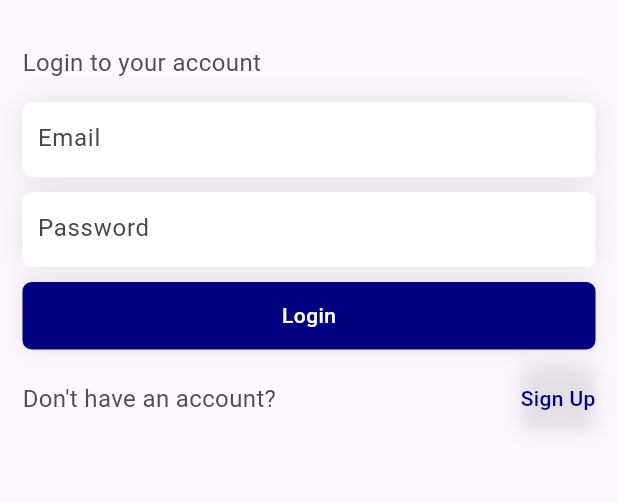
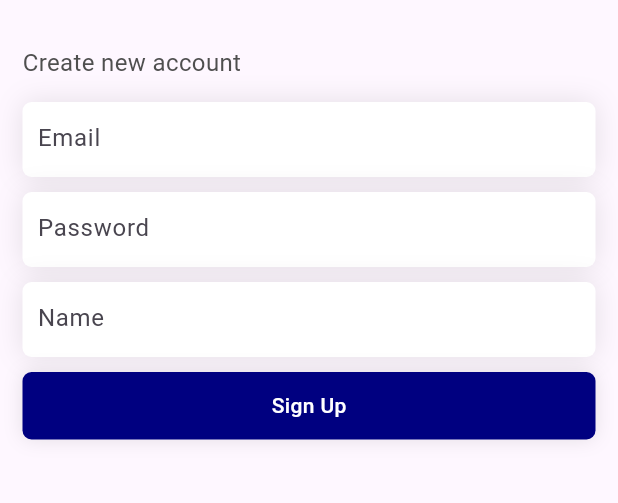
Before and after one commit to GRIP-fighting/grip-frontend, a Flutter app: the screen it shows after launch, after a tap on "Sign Up", on a phone screen of 412 x 824 dp, the part 120-623 px from its top. Run offline on Flutter 3.47's test engine with Material 3 defaults, Android fonts, the phone set to English and light mode, and no system bars; our stand-ins replace fluttertoast, get, hexcolor; network calls fail.

Commit message:
login / signup

```diff
--- /dev/null
+++ b/lib/screens/login/login.dart
@@ -0,0 +1,87 @@
+import 'package:flutter/material.dart';
+import 'package:madcamp_week4/utils/global_colors.dart';
+import 'package:madcamp_week4/widgets/global_button.dart';
+import 'package:madcamp_week4/widgets/global_text_form.dart';
+
+
+class LoginView extends StatelessWidget{
+  LoginView({Key? key}) : super(key: key);
+  final TextEditingController emailController = TextEditingController();
+  final TextEditingController passwordController = TextEditingController();
+
+  String get emailText => emailController.text;
+  String get passwordText => passwordController.text;
+
+  @override
+  Widget build(BuildContext context) {
+    return Scaffold(
+      body: SingleChildScrollView(
+        child: SafeArea(
+          child: Container(
+            width: double. infinity,
+            padding: const EdgeInsets.all(15.0),
+            child: Column(
+              crossAxisAlignment: CrossAxisAlignment.start,
+              children: [
+                const SizedBox(height: 15),
+                Container(
+                  alignment: Alignment.center,
+                  child: Text(
+                    'Grip!',
+                    style: TextStyle(
+                      color: GlobalColors.mainColor,
+                      fontSize: 35,
+                      fontWeight: FontWeight.bold,
+                    ),
+                  ),
+                ),
+                const SizedBox(height: 30),
+                Text(
+                    'Login to your account',
+                  style: TextStyle(
+                    color: GlobalColors.textColor,
+                    fontSize: 16,
+                    fontWeight: FontWeight.w400,
+                  ),
+                ),
+                const SizedBox(height: 15),
+                // Email input
+                GlobalTextForm(
+                    controller: emailController,
+                    text: 'Email',
+                    obscure: false,
+                  textInputType: TextInputType.emailAddress,
+                ),
+                const SizedBox(height: 10,),
+                // Password input
+                GlobalTextForm(
+                    controller: passwordController,
+                    text: 'Password',
+                    textInputType: TextInputType.text,
+                    obscure: true,
+                ),
+                const SizedBox(height: 10,),
+                LoginButton(getEmail: () => emailText, getPassword: () => passwordText),
+                const SizedBox(height: 10,),
+                Row(
+                  mainAxisAlignment: MainAxisAlignment.spaceBetween,
+                  children: [
+                    Text(
+                      'Don\'t have an account?',
+                      style: TextStyle(
+                        color: GlobalColors.textColor,
+                        fontSize: 16,
+                        fontWeight: FontWeight.w400,
+                      ),
+                    ),
+                    GoToSignupButton(),
+                  ],
+                ),
+              ],
+            ),
+          ),
+        ),
+      ),
+    );
+  }
+}
--- a/lib/screens/login.dart
+++ b/lib/screens/login/signup.dart
@@ -1,12 +1,18 @@
 import 'package:flutter/material.dart';
-import 'package:madcamp_week4/utils/global_colors.dart';
 import 'package:madcamp_week4/widgets/global_button.dart';
-import 'package:madcamp_week4/widgets/global_text_form.dart';
+import '../../utils/global_colors.dart';
+import '../../widgets/global_text_form.dart';
 
-class LoginView extends StatelessWidget{
-  LoginView({Key? key}) : super(key: key);
-  final TextEditingController emailController = TextEditingController();
-  final TextEditingController passwordController = TextEditingController();
+class Signup extends StatelessWidget{
+  Signup({Key? key}) : super(key: key);
+
+  final TextEditingController newEmailController = TextEditingController();
+  final TextEditingController newPasswordController = TextEditingController();
+  final TextEditingController newNameController = TextEditingController();
+
+  String get emailText => newEmailController.text;
+  String get passwordText => newPasswordController.text;
+  String get nameText => newNameController.text;
 
   @override
   Widget build(BuildContext context) {
@@ -33,7 +39,7 @@ class LoginView extends StatelessWidget{
                 ),
                 const SizedBox(height: 30),
                 Text(
-                    'Login to your account',
+                  'Create new account',
                   style: TextStyle(
                     color: GlobalColors.textColor,
                     fontSize: 16,
@@ -43,37 +49,30 @@ class LoginView extends StatelessWidget{
                 const SizedBox(height: 15),
                 // Email input
                 GlobalTextForm(
-                    controller: emailController,
-                    text: 'Email',
-                    obscure: false,
+                  controller: newEmailController,
+                  text: 'Email',
+                  obscure: false,
                   textInputType: TextInputType.emailAddress,
                 ),
                 const SizedBox(height: 10,),
                 // Password input
                 GlobalTextForm(
-                    controller: passwordController,
-                    text: 'Password',
-                    textInputType: TextInputType.text,
-                    obscure: true,
+                  controller: newPasswordController,
+                  text: 'Password',
+                  textInputType: TextInputType.text,
+                  obscure: false,
                 ),
-                const SizedBox(height: 10,),
-                const LoginButton(),
-                const SizedBox(height: 10,),
-                Row(
-                  mainAxisAlignment: MainAxisAlignment.spaceBetween,
-                  children: [
-                    Text(
-                      'Don\'t have an account?',
-                      style: TextStyle(
-                        color: GlobalColors.textColor,
-                        fontSize: 16,
-                        fontWeight: FontWeight.w400,
-                      ),
-                    ),
-                    const SignupButton(),
-                  ],
+                const SizedBox(height: 10),
+                // Name input
+                GlobalTextForm(
+                  controller: newNameController,
+                  text: 'Name',
+                  textInputType: TextInputType.text,
+                  obscure: false,
                 ),
-              ],
+                const SizedBox(height: 10),
+                SignupButton(getName: () => nameText, getEmail: () => emailText, getPassword: () => passwordText, role: 0),
+              ]
             ),
           ),
         ),
--- a/lib/screens/splash_view.dart
+++ b/lib/screens/splash_view.dart
@@ -2,7 +2,7 @@ import 'dart:async';
 import 'package:flutter/material.dart';
 import 'package:get/get.dart';
 import 'package:get/get_core/src/get_main.dart';
-import 'package:madcamp_week4/screens/login.dart';
+import 'package:madcamp_week4/screens/login/login.dart';
 import 'package:madcamp_week4/utils/global_colors.dart';
 
 class SplashView extends StatelessWidget{
@@ -11,7 +11,7 @@ class SplashView extends StatelessWidget{
   @override
   Widget build(BuildContext context) {
     Timer(const Duration(seconds: 2), (){
-      Get.to(LoginView());
+      Get.to(() => LoginView());
     });
     return Scaffold(
       backgroundColor: GlobalColors.mainColor,
--- a/lib/widgets/global_button.dart
+++ b/lib/widgets/global_button.dart
@@ -1,14 +1,35 @@
+import 'dart:convert';
+import 'package:get/get.dart';
+import 'package:get/get_core/src/get_main.dart';
+import 'package:http/http.dart' as http;
 import 'package:flutter/material.dart';
+import 'package:madcamp_week4/screens/login/login.dart';
+import 'package:madcamp_week4/screens/login/signup.dart';
+import 'package:madcamp_week4/screens/profile.dart';
 import 'package:madcamp_week4/utils/global_colors.dart';
+import 'package:fluttertoast/fluttertoast.dart';
 
+// login
 class LoginButton extends StatelessWidget{
-  const LoginButton({Key? key}) : super(key: key);
+  const LoginButton({Key? key, required this.getEmail, required this.getPassword, }) : super(key: key);
+  final Function() getEmail;
+  final Function() getPassword;
 
   @override
   Widget build(BuildContext context) {
     return InkWell(
-      onTap: (){
-        print('Login');
+      onTap: () async {
+        String email = getEmail();
+        String password = getPassword();
+        bool isSuccess;
+
+        isSuccess = await sendLoginData(email, password);
+        if(isSuccess){
+          Get.to(() => ProfileView());
+        }
+        else{
+          showToast();
+        }
       },
       child: Container(
         alignment: Alignment.center,
@@ -34,18 +55,47 @@ class LoginButton extends StatelessWidget{
     );
   }
 
+  Future<bool> sendLoginData(String email, String password) async{
+    dynamic data = {'email': email, 'password': password, };
+    String jsonString = jsonEncode(data);
+    print('Login Data: $jsonString');
+    try {
+      final response = await http.post(Uri.parse('http://143.248.225.53:8000/api/users/login'),
+          headers: {"Content-Type": "application/json"}, body: jsonString);
+      print("Response status code: ${response.statusCode}");
+      print("Response body: ${response.body}");
 
+      // check whether login successed
+      if (response.statusCode == 200) {
+        dynamic responseBody = jsonDecode(response.body);
+        return responseBody['loginSuccess'] ?? false;
+      } else {
+        return false;
+      }
+    } catch (e) {
+      print("Error: $e");
+      return false;
+    }
+  }
+
+  // show toast when login failed
+  void showToast(){
+    Fluttertoast.showToast(
+      msg: 'login failed',
+    );
+  }
 }
 
-class SignupButton extends StatelessWidget{
-  const SignupButton({Key? key}) : super(key: key);
+// navigate to signup page
+class GoToSignupButton extends StatelessWidget{
+  const GoToSignupButton({Key? key}) : super(key: key);
 
   @override
   Widget build(BuildContext context) {
     return InkWell(
       splashColor: Colors.transparent,
       onTap: (){
-        print('Sign up');
+        Get.to(() => Signup());
       },
       child: Container(
         alignment: Alignment.center,
@@ -70,6 +120,102 @@ class SignupButton extends StatelessWidget{
       ),
     );
   }
+}
 
+// register
+class SignupButton extends StatelessWidget{
+  const SignupButton({Key? key, required this.getName, required this.getEmail, required this.getPassword, required this.role}) : super(key: key);
+  final Function() getEmail;
+  final Function() getPassword;
+  final Function() getName;
+  final int role;
+
+  @override
+  Widget build(BuildContext context) {
+    bool isSuccess;
+
+    return InkWell(
+      splashColor: Colors.transparent,
+      onTap: () async {
+        String name = getName();
+        String email = getEmail();
+        String password = getPassword();
+
+        isSuccess = await sendSignupData(name, email, password, role);
+        if(isSuccess){
+          showToast('Signup Successed!');
+          Get.to(() => LoginView());
+        }
+        else{
+          // showToast('Signup Failed');
+          // exception
+          if(password.length < 5){
+            showToast('Signup Failed: Password must be longer than 5.');
+          }
+          else if(!isValidEmail(email)){
+            showToast('Signup Failed: Invalid email format.');
+          }
+        }
+      },
+      child: Container(
+        alignment: Alignment.center,
+        height: 45,
+        decoration: BoxDecoration(
+          color: GlobalColors.mainColor,
+          borderRadius: BorderRadius.circular(6),
+          boxShadow: [
+            BoxShadow(
+              color: Colors.black.withOpacity(0.1),
+              blurRadius: 10,
+            ),
+          ],
+        ),
+        child: Text(
+          'Sign Up',
+          style: TextStyle(
+            color: Colors.white,
+            fontWeight: FontWeight.w500,
+          ),
+        ),
+      ),
+    );
+  }
+
+  Future<bool> sendSignupData(String name, String email, String password, int role,) async{
+    dynamic data = {'name': name, 'email': email, 'password': password, 'role': role};
+    String jsonString = jsonEncode(data);
+    print('signup data: $jsonString');
+    try {
+      final response = await http.post(Uri.parse('http://143.248.225.53:8000/api/users/register'),
+          headers: {"Content-Type": "application/json"}, body: jsonString);
+      print("Response status code: ${response.statusCode}");
+      print("Response body: ${response.body}");
+
+      // check whether signup successed
+      if (response.statusCode == 200) {
+        dynamic responseBody = jsonDecode(response.body);
+        return responseBody['success'] ?? false;
+      } else {
+        return false;
+      }
+    } catch (e) {
+      print("Error: $e");
+      return false;
+    }
+  }
+
+  void showToast(String msg){
+    Fluttertoast.showToast(
+      msg: msg,
+    );
+  }
+
+  bool isValidEmail(String email) {
+    final RegExp emailRegex = RegExp(
+      r'^[\w-]+(\.[\w-]+)*@([a-zA-Z0-9-]+\.)+[a-zA-Z]{2,7}$',
+    );
+
+    return emailRegex.hasMatch(email);
+  }
 
 }
--- a/lib/widgets/global_text_form.dart
+++ b/lib/widgets/global_text_form.dart
@@ -1,5 +1,4 @@
 import 'package:flutter/material.dart';
-import 'package:flutter/services.dart';
 
 class GlobalTextForm extends StatelessWidget{
   const GlobalTextForm({Key? key, required this.controller, required this.text, required this.textInputType, required this.obscure, }) : super(key: key);
@@ -27,9 +26,10 @@ class GlobalTextForm extends StatelessWidget{
         controller: controller,
         keyboardType: textInputType,
         obscureText: obscure,
+        autofocus: false,
         decoration: InputDecoration(
           hintText: text,
-          hintStyle: TextStyle(
+          hintStyle: const TextStyle(
             height: 1,
           ),
           border: InputBorder.none,
--- a/pubspec.yaml
+++ b/pubspec.yaml
@@ -37,6 +37,8 @@ dependencies:
   cupertino_icons: ^1.0.2
   get: ^4.6.5
   hexcolor: ^3.0.1
+  http: ^1.2.0
+  fluttertoast: ^8.2.4
 
 dev_dependencies:
   flutter_test:
```
Also changed, not shown: lib/screens/profile.dart (+22 -0 lines), pubspec.lock, 2 other files.
